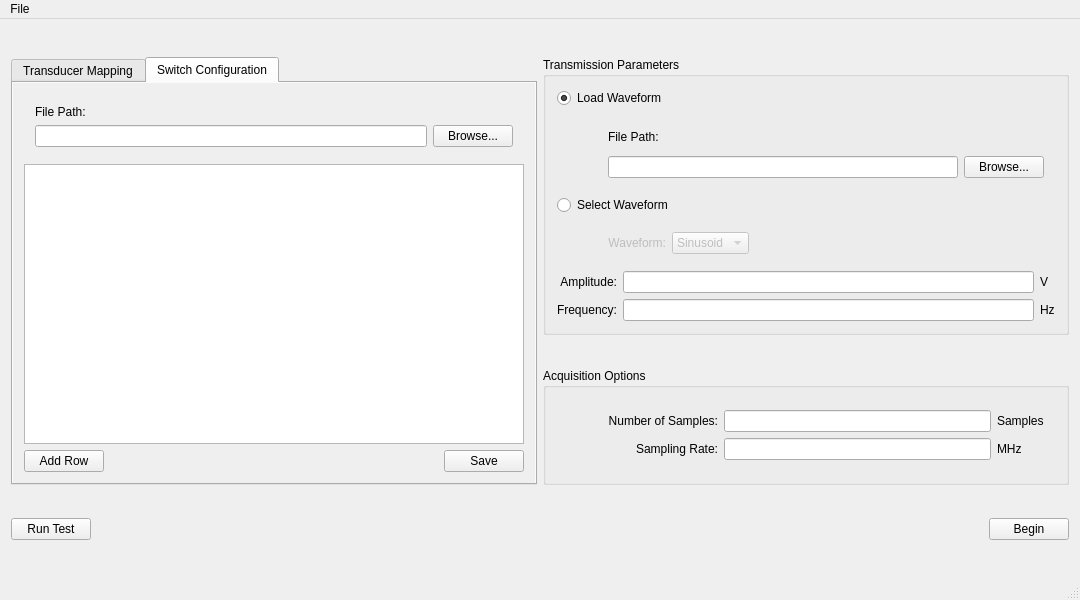
First picture: the form in gui/mainwindow.ui, repository jennieyang/ultrasound-breast-imaging, before the edit.
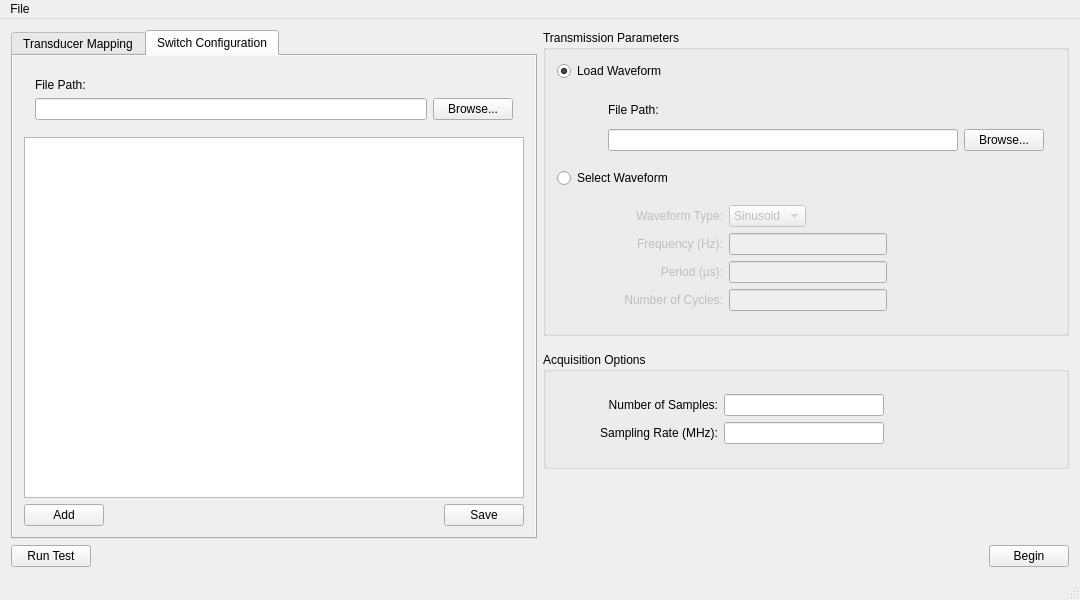
Second picture: the form after the edit. The open tabs and pages were chosen to show the change.

Commit message: update gui form parameters and add tooltip

What changed in the file:
```diff
--- a/gui/mainwindow.ui
+++ b/gui/mainwindow.ui
@@ -162,29 +162,7 @@
           </sizepolicy>
          </property>
          <layout class="QGridLayout" name="gridLayout_3">
-          <item row="1" column="1">
-           <widget class="QLabel" name="label_waveform">
-            <property name="sizePolicy">
-             <sizepolicy hsizetype="Minimum" vsizetype="Fixed">
-              <horstretch>0</horstretch>
-              <verstretch>0</verstretch>
-             </sizepolicy>
-            </property>
-            <property name="minimumSize">
-             <size>
-              <width>0</width>
-              <height>0</height>
-             </size>
-            </property>
-            <property name="text">
-             <string>Waveform:</string>
-            </property>
-            <property name="alignment">
-             <set>Qt::AlignRight|Qt::AlignTrailing|Qt::AlignVCenter</set>
-            </property>
-           </widget>
-          </item>
-          <item row="1" column="2">
+          <item row="0" column="1">
            <widget class="QComboBox" name="comboBox_waveform">
             <property name="sizePolicy">
              <sizepolicy hsizetype="Fixed" vsizetype="Fixed">
@@ -204,7 +182,71 @@
             </item>
            </widget>
           </item>
-          <item row="1" column="3">
+          <item row="0" column="0">
+           <widget class="QLabel" name="label_waveform">
+            <property name="sizePolicy">
+             <sizepolicy hsizetype="Fixed" vsizetype="Fixed">
+              <horstretch>0</horstretch>
+              <verstretch>0</verstretch>
+             </sizepolicy>
+            </property>
+            <property name="minimumSize">
+             <size>
+              <width>155</width>
+              <height>0</height>
+             </size>
+            </property>
+            <property name="text">
+             <string>Waveform Type:</string>
+            </property>
+            <property name="alignment">
+             <set>Qt::AlignRight|Qt::AlignTrailing|Qt::AlignVCenter</set>
+            </property>
+           </widget>
+          </item>
+          <item row="3" column="0">
+           <widget class="QLabel" name="label_period">
+            <property name="text">
+             <string>Period (µs):</string>
+            </property>
+            <property name="alignment">
+             <set>Qt::AlignRight|Qt::AlignTrailing|Qt::AlignVCenter</set>
+            </property>
+           </widget>
+          </item>
+          <item row="2" column="0">
+           <widget class="QLabel" name="label_freq">
+            <property name="sizePolicy">
+             <sizepolicy hsizetype="Preferred" vsizetype="Fixed">
+              <horstretch>0</horstretch>
+              <verstretch>0</verstretch>
+             </sizepolicy>
+            </property>
+            <property name="minimumSize">
+             <size>
+              <width>0</width>
+              <height>0</height>
+             </size>
+            </property>
+            <property name="text">
+             <string>Frequency (Hz):</string>
+            </property>
+            <property name="alignment">
+             <set>Qt::AlignRight|Qt::AlignTrailing|Qt::AlignVCenter</set>
+            </property>
+           </widget>
+          </item>
+          <item row="2" column="1">
+           <widget class="QLineEdit" name="lineEdit_freq">
+            <property name="sizePolicy">
+             <sizepolicy hsizetype="Expanding" vsizetype="Fixed">
+              <horstretch>0</horstretch>
+              <verstretch>0</verstretch>
+             </sizepolicy>
+            </property>
+           </widget>
+          </item>
+          <item row="0" column="2">
            <spacer name="horizontalSpacer_4">
             <property name="orientation">
              <enum>Qt::Horizontal</enum>
@@ -217,111 +259,29 @@
             </property>
            </spacer>
           </item>
-          <item row="1" column="0">
-           <spacer name="horizontalSpacer_5">
-            <property name="orientation">
-             <enum>Qt::Horizontal</enum>
+          <item row="4" column="1">
+           <widget class="QLineEdit" name="lineEdit_numCycles"/>
+          </item>
+          <item row="4" column="0">
+           <widget class="QLabel" name="label_numCycles">
+            <property name="text">
+             <string>Number of Cycles:</string>
             </property>
-            <property name="sizeType">
-             <enum>QSizePolicy::Fixed</enum>
+            <property name="alignment">
+             <set>Qt::AlignRight|Qt::AlignTrailing|Qt::AlignVCenter</set>
             </property>
-            <property name="sizeHint" stdset="0">
-             <size>
-              <width>40</width>
-              <height>20</height>
-             </size>
-            </property>
-           </spacer>
+           </widget>
+          </item>
+          <item row="3" column="1">
+           <widget class="QLineEdit" name="lineEdit_period"/>
           </item>
          </layout>
         </widget>
        </item>
-       <item>
-        <layout class="QGridLayout" name="gridLayout_7">
-         <item row="0" column="1">
-          <widget class="QLineEdit" name="lineEdit_amplitude">
-           <property name="sizePolicy">
-            <sizepolicy hsizetype="Expanding" vsizetype="Fixed">
-             <horstretch>0</horstretch>
-             <verstretch>0</verstretch>
-            </sizepolicy>
-           </property>
-          </widget>
-         </item>
-         <item row="1" column="2">
-          <widget class="QLabel" name="label_freqUnit">
-           <property name="text">
-            <string>Hz</string>
-           </property>
-          </widget>
-         </item>
-         <item row="1" column="1">
-          <widget class="QLineEdit" name="lineEdit_freq">
-           <property name="sizePolicy">
-            <sizepolicy hsizetype="Expanding" vsizetype="Fixed">
-             <horstretch>0</horstretch>
-             <verstretch>0</verstretch>
-            </sizepolicy>
-           </property>
-          </widget>
-         </item>
-         <item row="0" column="0">
-          <widget class="QLabel" name="label_amplitude">
-           <property name="sizePolicy">
-            <sizepolicy hsizetype="Preferred" vsizetype="Fixed">
-             <horstretch>0</horstretch>
-             <verstretch>0</verstretch>
-            </sizepolicy>
-           </property>
-           <property name="minimumSize">
-            <size>
-             <width>0</width>
-             <height>0</height>
-            </size>
-           </property>
-           <property name="text">
-            <string>Amplitude:</string>
-           </property>
-           <property name="alignment">
-            <set>Qt::AlignRight|Qt::AlignTrailing|Qt::AlignVCenter</set>
-           </property>
-          </widget>
-         </item>
-         <item row="1" column="0">
-          <widget class="QLabel" name="label_freq">
-           <property name="sizePolicy">
-            <sizepolicy hsizetype="Preferred" vsizetype="Fixed">
-             <horstretch>0</horstretch>
-             <verstretch>0</verstretch>
-            </sizepolicy>
-           </property>
-           <property name="minimumSize">
-            <size>
-             <width>0</width>
-             <height>0</height>
-            </size>
-           </property>
-           <property name="text">
-            <string>Frequency:</string>
-           </property>
-           <property name="alignment">
-            <set>Qt::AlignRight|Qt::AlignTrailing|Qt::AlignVCenter</set>
-           </property>
-          </widget>
-         </item>
-         <item row="0" column="2">
-          <widget class="QLabel" name="label_ampUnit">
-           <property name="text">
-            <string>V</string>
-           </property>
-          </widget>
-         </item>
-        </layout>
-       </item>
       </layout>
      </widget>
     </item>
-    <item row="1" column="1">
+    <item row="2" column="1">
      <widget class="QGroupBox" name="groupBox_acqOptions">
       <property name="sizePolicy">
        <sizepolicy hsizetype="Preferred" vsizetype="Fixed">
@@ -336,35 +296,6 @@
        <item>
         <widget class="QWidget" name="widget_acqOptions" native="true">
          <layout class="QGridLayout" name="gridLayout_6">
-          <item row="2" column="2">
-           <widget class="QLabel" name="label_sampRateUnit">
-            <property name="text">
-             <string>MHz</string>
-            </property>
-           </widget>
-          </item>
-          <item row="1" column="0">
-           <widget class="QLabel" name="label_numSamps">
-            <property name="sizePolicy">
-             <sizepolicy hsizetype="Fixed" vsizetype="Preferred">
-              <horstretch>0</horstretch>
-              <verstretch>0</verstretch>
-             </sizepolicy>
-            </property>
-            <property name="minimumSize">
-             <size>
-              <width>150</width>
-              <height>0</height>
-             </size>
-            </property>
-            <property name="text">
-             <string>Number of Samples:</string>
-            </property>
-            <property name="alignment">
-             <set>Qt::AlignRight|Qt::AlignTrailing|Qt::AlignVCenter</set>
-            </property>
-           </widget>
-          </item>
           <item row="1" column="1">
            <widget class="QLineEdit" name="lineEdit_numSamps"/>
           </item>
@@ -386,27 +317,59 @@
              </size>
             </property>
             <property name="text">
-             <string>Sampling Rate:</string>
+             <string>Sampling Rate (MHz):</string>
             </property>
             <property name="alignment">
              <set>Qt::AlignRight|Qt::AlignTrailing|Qt::AlignVCenter</set>
             </property>
            </widget>
           </item>
-          <item row="1" column="2">
-           <widget class="QLabel" name="label_numSampsUnit">
+          <item row="1" column="0">
+           <widget class="QLabel" name="label_numSamps">
             <property name="text">
-             <string>Samples</string>
+             <string>Number of Samples:</string>
+            </property>
+            <property name="alignment">
+             <set>Qt::AlignRight|Qt::AlignTrailing|Qt::AlignVCenter</set>
             </property>
            </widget>
           </item>
+          <item row="2" column="2">
+           <spacer name="horizontalSpacer_5">
+            <property name="orientation">
+             <enum>Qt::Horizontal</enum>
+            </property>
+            <property name="sizeHint" stdset="0">
+             <size>
+              <width>40</width>
+              <height>20</height>
+             </size>
+            </property>
+           </spacer>
+          </item>
          </layout>
         </widget>
        </item>
       </layout>
      </widget>
     </item>
-    <item row="2" column="0" colspan="2">
+    <item row="1" column="1">
+     <spacer name="verticalSpacer">
+      <property name="orientation">
+       <enum>Qt::Vertical</enum>
+      </property>
+      <property name="sizeType">
+       <enum>QSizePolicy::Fixed</enum>
+      </property>
+      <property name="sizeHint" stdset="0">
+       <size>
+        <width>20</width>
+        <height>10</height>
+       </size>
+      </property>
+     </spacer>
+    </item>
+    <item row="4" column="0" colspan="2">
      <layout class="QHBoxLayout" name="horizontalLayout_begin">
       <item>
        <widget class="QPushButton" name="pushButton_runTest">
@@ -437,7 +400,20 @@
       </item>
      </layout>
     </item>
-    <item row="0" column="0" rowspan="2">
+    <item row="3" column="1">
+     <spacer name="verticalSpacer_2">
+      <property name="orientation">
+       <enum>Qt::Vertical</enum>
+      </property>
+      <property name="sizeHint" stdset="0">
+       <size>
+        <width>20</width>
+        <height>40</height>
+       </size>
+      </property>
+     </spacer>
+    </item>
+    <item row="0" column="0" rowspan="4">
      <widget class="QTabWidget" name="tabWidget">
       <property name="autoFillBackground">
        <bool>true</bool>
@@ -750,7 +726,7 @@
         <item row="2" column="0" colspan="2">
          <widget class="QPushButton" name="pushButton_addRow">
           <property name="text">
-           <string>Add Row</string>
+           <string>Add</string>
           </property>
          </widget>
         </item>
```
Left out of the diff: 3 changed lines with no effect on the pictures. The commit also changes 1 other file.
